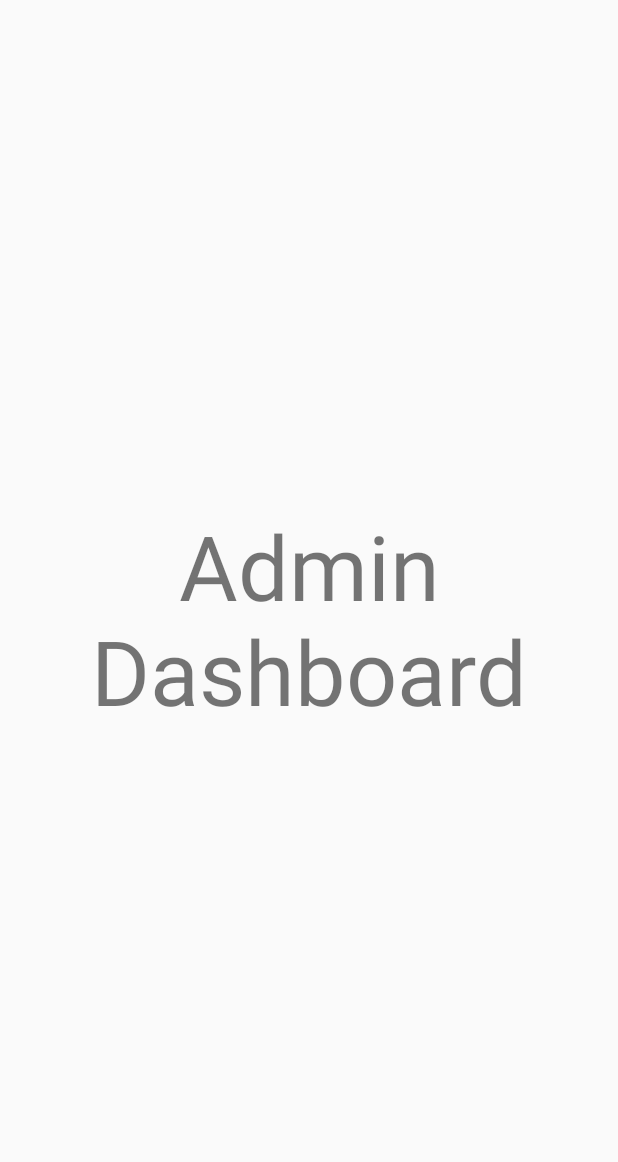
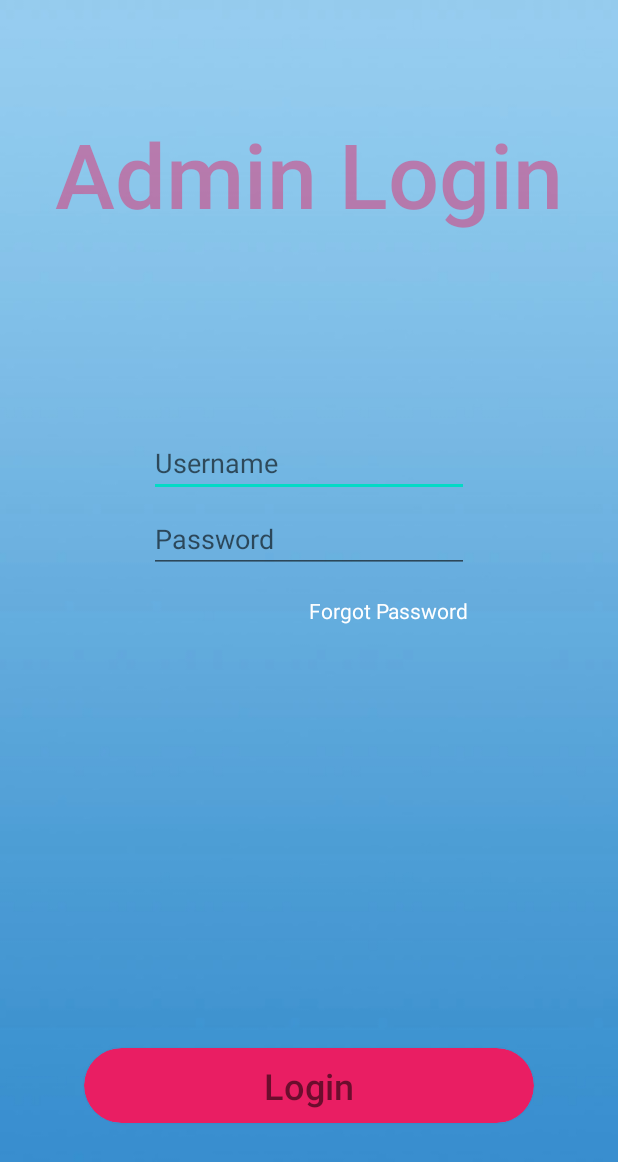
Before and after one commit to Qrofeus/Request_Manager, an Android app: the screen it shows after launch (AdminDashboard before the commit, AdminLogin after it), after a tap on "ADMIN", on a phone screen of 412 x 824 dp. Shown: the top 1162 px of the screen. Run offline under Robolectric (Android 15) with nearby library versions, the phone set to English and light mode, and no system bars; Roboto replaces fonts that are not available here; 2 other taps on this screen came first.

Commit message:
Updates: Admin Login Page

```diff
--- a/app/src/main/AndroidManifest.xml
+++ b/app/src/main/AndroidManifest.xml
@@ -9,7 +9,8 @@
         android:roundIcon="@mipmap/ic_launcher_round"
         android:supportsRtl="true"
         android:theme="@style/AppTheme">
-        <activity android:name=".AdminDashboard"></activity>
+        <activity android:name=".AdminLogin"></activity>
+        <activity android:name=".AdminDashboard" />
         <activity android:name=".RegisterRequest" />
         <activity android:name=".Dashboard" />
         <activity android:name=".RequestList" />
--- /dev/null
+++ b/app/src/main/java/com/qrofeus/requestmanager/AdminLogin.java
@@ -0,0 +1,45 @@
+package com.qrofeus.requestmanager;
+
+import androidx.appcompat.app.AppCompatActivity;
+import androidx.cardview.widget.CardView;
+
+import android.content.Intent;
+import android.os.Bundle;
+import android.view.View;
+import android.widget.EditText;
+import android.widget.TextView;
+
+public class AdminLogin extends AppCompatActivity {
+    @Override
+    protected void onCreate(Bundle savedInstanceState) {
+        super.onCreate(savedInstanceState);
+        setContentView(R.layout.activity_admin_login);
+
+        final EditText username = (EditText) findViewById(R.id.text_username);
+        final EditText password = (EditText) findViewById(R.id.text_password);
+        final TextView error_message = (TextView) findViewById(R.id.text_error_message);
+        final CardView button_login = (CardView) findViewById(R.id.button_login);
+
+        //ToDo Login User if present in database
+        button_login.setOnClickListener(new View.OnClickListener() {
+            @Override
+            public void onClick(View v) {
+                //if(database_contains_(username.getText().toString())){
+                    //get password for provided username
+                    if(password.getText().toString().equals("User_Password_from_database")){
+                        startActivity(new Intent(AdminLogin.this, AdminDashboard.class));
+                        finish();
+                    } else {
+                        error_message.setVisibility(View.VISIBLE);
+                        password.setText("");
+                    }
+                //} else {
+                //      error_message.setVisibility(View.VISIBLE);
+                //      password.setText("");
+                //}
+            }
+        });
+
+        //ToDo Add forgot_password functionality
+    }
+}
--- a/app/src/main/java/com/qrofeus/requestmanager/Dashboard.java
+++ b/app/src/main/java/com/qrofeus/requestmanager/Dashboard.java
@@ -29,6 +29,6 @@ public class Dashboard extends AppCompatActivity {
     }
 
     public void adminDashboard(View view){
-        startActivity(new Intent(this, AdminDashboard.class));
+        startActivity(new Intent(this, AdminLogin.class));
     }
 }
--- /dev/null
+++ b/app/src/main/res/layout/activity_admin_login.xml
@@ -0,0 +1,97 @@
+<?xml version="1.0" encoding="utf-8"?>
+<androidx.constraintlayout.widget.ConstraintLayout xmlns:android="http://schemas.android.com/apk/res/android"
+    xmlns:app="http://schemas.android.com/apk/res-auto"
+    xmlns:tools="http://schemas.android.com/tools"
+    android:layout_width="match_parent"
+    android:layout_height="match_parent"
+    android:background="@drawable/backgrond_login"
+    tools:context=".AdminLogin">
+
+    <TextView
+        android:id="@+id/login_page_title"
+        android:layout_width="wrap_content"
+        android:layout_height="wrap_content"
+        android:layout_marginTop="75dp"
+        android:fontFamily="sans-serif-medium"
+        android:text="Admin Login"
+        android:textColor="#75E91E63"
+        android:textSize="60sp"
+        app:layout_constraintEnd_toEndOf="parent"
+        app:layout_constraintStart_toStartOf="parent"
+        app:layout_constraintTop_toTopOf="parent" />
+
+    <TextView
+        android:id="@+id/text_error_message"
+        android:layout_width="wrap_content"
+        android:layout_height="wrap_content"
+        android:layout_marginBottom="10dp"
+        android:text="@string/error_message"
+        android:visibility="gone"
+        app:layout_constraintBottom_toTopOf="@+id/text_username"
+        app:layout_constraintEnd_toEndOf="parent"
+        app:layout_constraintStart_toStartOf="parent" />
+
+    <EditText
+        android:id="@+id/text_username"
+        android:layout_width="wrap_content"
+        android:layout_height="wrap_content"
+        android:layout_marginTop="130dp"
+        android:ems="10"
+        android:hint="Username"
+        android:inputType="textPersonName"
+        android:text=""
+        app:layout_constraintEnd_toEndOf="parent"
+        app:layout_constraintStart_toStartOf="parent"
+        app:layout_constraintTop_toBottomOf="@+id/login_page_title" />
+
+    <EditText
+        android:id="@+id/text_password"
+        android:layout_width="wrap_content"
+        android:layout_height="wrap_content"
+        android:layout_marginTop="5dp"
+        android:ems="10"
+        android:hint="Password"
+        android:inputType="textPassword"
+        app:layout_constraintEnd_toEndOf="parent"
+        app:layout_constraintStart_toStartOf="parent"
+        app:layout_constraintTop_toBottomOf="@+id/text_username" />
+
+    <TextView
+        android:id="@+id/textView8"
+        android:layout_width="wrap_content"
+        android:layout_height="wrap_content"
+        android:layout_marginTop="15dp"
+        android:text="Forgot Password"
+        android:textColor="#FFFFFF"
+        app:layout_constraintEnd_toEndOf="@+id/text_password"
+        app:layout_constraintTop_toBottomOf="@+id/text_password" />
+
+    <androidx.cardview.widget.CardView
+        android:id="@+id/button_login"
+        android:layout_width="300dp"
+        android:layout_height="50dp"
+        android:layout_marginBottom="75dp"
+        app:cardBackgroundColor="#E91E63"
+        app:cardCornerRadius="25dp"
+        app:layout_constraintBottom_toBottomOf="parent"
+        app:layout_constraintEnd_toEndOf="parent"
+        app:layout_constraintStart_toStartOf="parent">
+
+        <RelativeLayout
+            android:layout_width="match_parent"
+            android:layout_height="match_parent">
+
+            <TextView
+                android:id="@+id/text_login"
+                android:layout_width="wrap_content"
+                android:layout_height="wrap_content"
+                android:layout_centerInParent="true"
+                android:layout_marginStart="0dp"
+                android:layout_marginLeft="0dp"
+                android:fontFamily="sans-serif-medium"
+                android:text="Login"
+                android:textSize="24sp" />
+        </RelativeLayout>
+    </androidx.cardview.widget.CardView>
+
+</androidx.constraintlayout.widget.ConstraintLayout>
--- a/app/src/main/res/layout/activity_dashboard.xml
+++ b/app/src/main/res/layout/activity_dashboard.xml
@@ -4,7 +4,8 @@
     xmlns:tools="http://schemas.android.com/tools"
     android:layout_width="match_parent"
     android:layout_height="match_parent"
-    tools:context=".Dashboard">
+    tools:context=".Dashboard"
+    android:background="@drawable/background_dashboard">
 
     <TextView
         android:id="@+id/title_dashboard"
@@ -12,6 +13,7 @@
         android:layout_height="wrap_content"
         android:layout_marginTop="15dp"
         android:fontFamily="@font/bangers"
+        android:textColor="#FFEB3B"
         android:gravity="center"
         android:text="@string/app_name"
         android:textSize="60sp"
--- a/app/src/main/res/values/strings.xml
+++ b/app/src/main/res/values/strings.xml
@@ -2,4 +2,6 @@
     <string name="app_name">Request Manager</string>
     <string name="make_a_request">Make a Request</string>
     <string name="request_queue">Request Queue</string>
+
+    <string name="error_message">Invalid Username/Password. Please Try Again.</string>
 </resources>
```
Also changed, not shown: app/src/main/java/com/qrofeus/requestmanager/FoldingCells.java (+8 -1 lines), app/src/main/res/drawable/contact_mail_icon.xml (added, +10 -0 lines), app/src/main/res/drawable/contact_phone_icon.xml (added, +10 -0 lines), app/src/main/res/drawable/view_list_icon.xml (added, +10 -0 lines), app/src/main/res/layout/activity_folding_cells.xml (+33 -19 lines), app/src/main/res/drawable-v24/backgrond_login.jpg (added), app/src/main/res/drawable-v24/background_dashboard.jpg, app/src/main/res/drawable-v24/contacts_mail.jpg (deleted), app/src/main/res/drawable-v24/contacts_phone.png (deleted).
